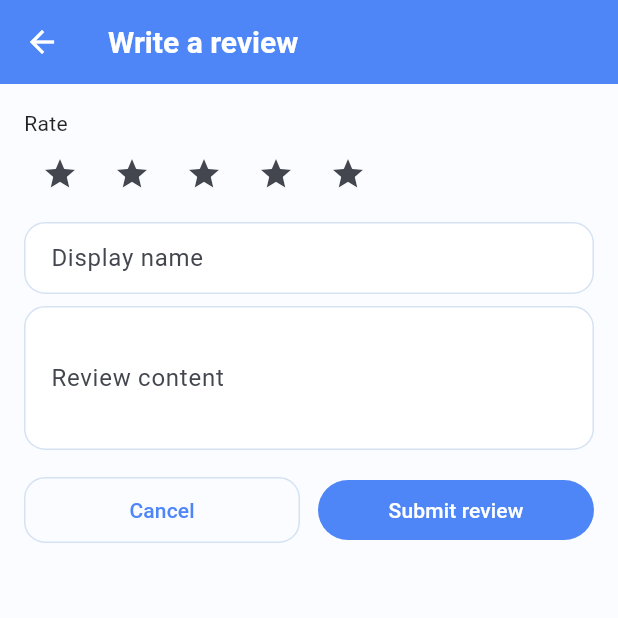
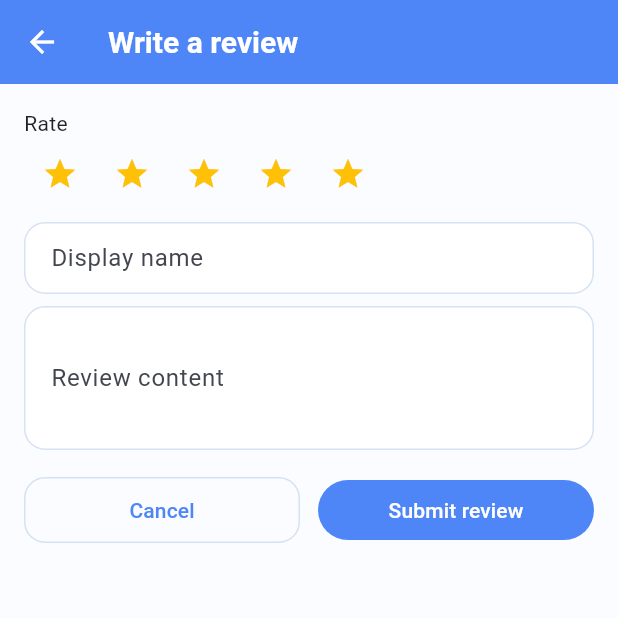
Before and after one commit to BaoMinhne/badminton_booking_app, a Flutter app: the _WriteReviewPage screen opened directly, on a phone screen of 412 x 824 dp, the top half of it. Run offline on Flutter 3.47's test engine with Material 3 defaults, Android fonts, the light colour scheme and no system bars; our stand-ins replace curved_navigation_bar, fl_chart, flutter_dotenv, image_picker, intl_phone_field, pocketbase and 1 more; accounts and stored records are empty; network calls fail.

Commit message:
Update review star colors to amber

```diff
--- a/lib/pages/court/tabs/review_tab.dart
+++ b/lib/pages/court/tabs/review_tab.dart
@@ -358,8 +358,15 @@ class StarRow extends StatelessWidget {
   final double rating; // 0..5 (đọc)
   final double size;
   final int maxStars;
+  final Color filledColor;
+  final Color emptyColor;
   const StarRow(
-      {super.key, required this.rating, this.size = 18, this.maxStars = 5});
+      {super.key,
+      required this.rating,
+      this.size = 18,
+      this.maxStars = 5,
+      this.filledColor = Colors.amber,
+      this.emptyColor = const Color(0xFFFFD54F)});
 
   @override
   Widget build(BuildContext context) {
@@ -377,7 +384,12 @@ class StarRow extends StatelessWidget {
         }
         return Padding(
           padding: const EdgeInsets.only(right: 2),
-          child: Icon(icon, size: size),
+          child: Icon(
+            icon,
+            size: size,
+            color:
+                i < full || (i == full && hasHalf) ? filledColor : emptyColor,
+          ),
         );
       }),
     );
@@ -387,7 +399,15 @@ class StarRow extends StatelessWidget {
 class StarPicker extends StatefulWidget {
   final int initial; // 1..5
   final void Function(int) onChanged;
-  const StarPicker({super.key, this.initial = 5, required this.onChanged});
+  final Color filledColor;
+  final Color emptyColor;
+  const StarPicker({
+    super.key,
+    this.initial = 5,
+    required this.onChanged,
+    this.filledColor = Colors.amber,
+    this.emptyColor = const Color(0xFFFFD54F),
+  });
 
   @override
   State<StarPicker> createState() => _StarPickerState();
@@ -412,7 +432,10 @@ class _StarPickerState extends State<StarPicker> {
             setState(() => _v = idx);
             widget.onChanged(_v);
           },
-          icon: Icon(filled ? Icons.star : Icons.star_outline),
+          icon: Icon(
+            filled ? Icons.star : Icons.star_outline,
+            color: filled ? widget.filledColor : widget.emptyColor,
+          ),
         );
       }),
     );
```
